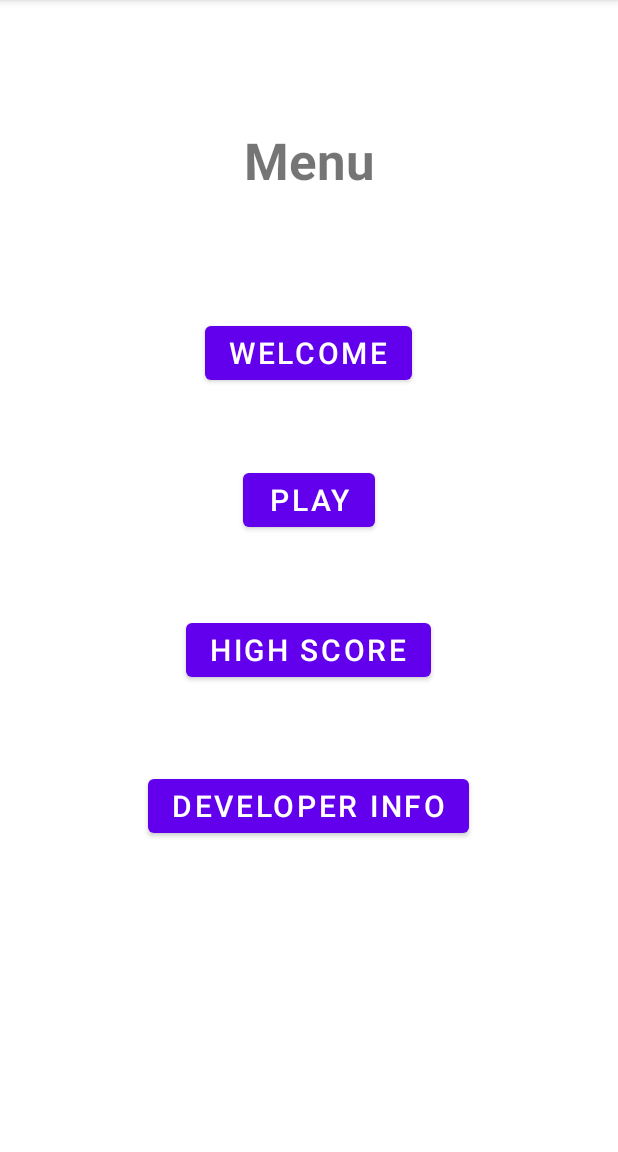
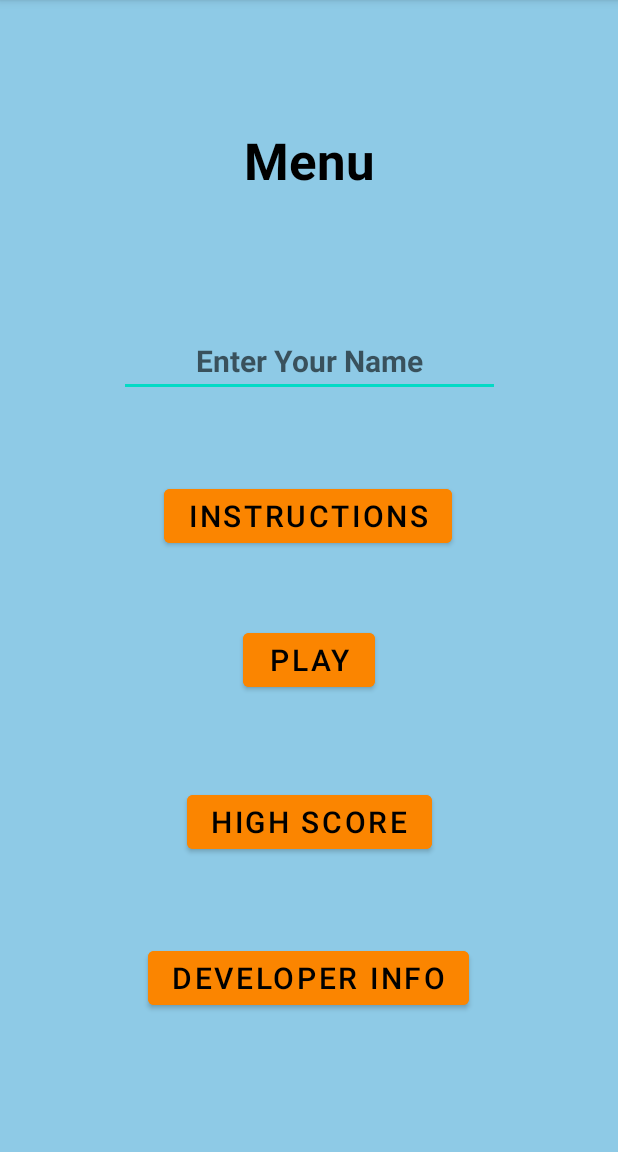
Before and after one commit to joaoedberaldo/sequence-memory-game, an Android app: the screen it shows after launch (MainActivity), on a phone screen of 412 x 824 dp, the part 84-1236 px from its top. Run offline under Robolectric (Android 15) with nearby library versions, the phone set to English and light mode, and no system bars.

Commit message:
add dev info page

```diff
--- a/mobile-app/app/src/main/AndroidManifest.xml
+++ b/mobile-app/app/src/main/AndroidManifest.xml
@@ -21,5 +21,7 @@
             <category android:name="android.intent.category.LAUNCHER" />
         </intent-filter>
     </activity>
+    <activity android:name=".DevActivity" android:exported="true"/>
+    <activity android:name=".InstructionsActivity" android:exported="true"/>
     </application>
 </manifest>
--- a/mobile-app/app/src/main/java/com/example/sequencememorygame/MainActivity.kt
+++ b/mobile-app/app/src/main/java/com/example/sequencememorygame/MainActivity.kt
@@ -1,6 +1,9 @@
 package com.example.sequencememorygame
 
+import android.content.Intent
 import android.os.Bundle
+import android.widget.Button
+import android.widget.EditText
 import androidx.activity.enableEdgeToEdge
 import androidx.appcompat.app.AppCompatActivity
 import androidx.core.view.ViewCompat
@@ -10,5 +13,23 @@ class MainActivity : AppCompatActivity() {
     override fun onCreate(savedInstanceState: Bundle?) {
         super.onCreate(savedInstanceState)
         setContentView(R.layout.activity_main)
+
+        val nameInput = findViewById<EditText>(R.id.edtUserName)
+
+//      Buttons below
+        val instructionsButton = findViewById<Button>(R.id.btnInstructions)
+        val playButton = findViewById<Button>(R.id.btnPlay)
+        val rankingButton = findViewById<Button>(R.id.btnHighScore)
+        val devButton = findViewById<Button>(R.id.btnDev)
+
+        instructionsButton.setOnClickListener {
+            val intent = Intent(this, InstructionsActivity::class.java)
+            startActivity(intent)
+        }
+        devButton.setOnClickListener {
+            val intent = Intent(this, DevActivity::class.java)
+            startActivity(intent)
+        }
+
     }
 }
--- a/mobile-app/app/src/main/res/layout/activity_main.xml
+++ b/mobile-app/app/src/main/res/layout/activity_main.xml
@@ -5,6 +5,7 @@
     android:id="@+id/main"
     android:layout_width="match_parent"
     android:layout_height="match_parent"
+    android:background="@drawable/wallpaper"
     tools:context=".MainActivity">
 
     <TextView
@@ -16,6 +17,7 @@
         android:layout_marginEnd="139dp"
         android:text="Menu"
         android:textAlignment="center"
+        android:textColor="@color/black"
         android:textSize="34sp"
         android:textStyle="bold"
         app:layout_constraintEnd_toEndOf="parent"
@@ -24,43 +26,51 @@
         app:layout_constraintTop_toTopOf="parent" />
 
     <Button
-        android:id="@+id/btnWelcome"
+        android:id="@+id/btnInstructions"
         android:layout_width="wrap_content"
         android:layout_height="wrap_content"
         android:layout_marginStart="152dp"
-        android:layout_marginTop="72dp"
+        android:layout_marginTop="55dp"
         android:layout_marginEnd="153dp"
-        android:text="Welcome"
+        android:backgroundTint="#FB8500"
+        android:text="Instructions"
+        android:textColor="@color/black"
         android:textSize="20sp"
         app:layout_constraintEnd_toEndOf="parent"
         app:layout_constraintStart_toStartOf="parent"
-        app:layout_constraintTop_toBottomOf="@+id/textView" />
+        app:layout_constraintTop_toBottomOf="@+id/edtUserName" />
+
+    <Button
+        android:id="@+id/btnHighScore"
+        android:layout_width="wrap_content"
+        android:layout_height="wrap_content"
+        android:layout_marginStart="143dp"
+        android:layout_marginTop="60dp"
+        android:layout_marginEnd="144dp"
+        android:backgroundTint="#FB8500"
+        android:text="HIGH SCORE"
+        android:textColor="@color/black"
+        android:textSize="20sp"
+        app:layout_constraintEnd_toEndOf="parent"
+        app:layout_constraintHorizontal_bias="0.487"
+        app:layout_constraintStart_toStartOf="parent"
+        app:layout_constraintTop_toBottomOf="@+id/btnPlay" />
 
     <Button
         android:id="@+id/btnPlay"
         android:layout_width="wrap_content"
         android:layout_height="wrap_content"
         android:layout_marginStart="161dp"
-        android:layout_marginTop="50dp"
+        android:layout_marginTop="48dp"
         android:layout_marginEnd="162dp"
+        android:backgroundTint="#FB8500"
         android:text="PLAY"
+        android:textColor="@color/black"
         android:textSize="20sp"
         app:layout_constraintEnd_toEndOf="parent"
+        app:layout_constraintHorizontal_bias="1.0"
         app:layout_constraintStart_toStartOf="parent"
-        app:layout_constraintTop_toBottomOf="@+id/btnWelcome" />
-
-    <Button
-        android:id="@+id/btnHighScore"
-        android:layout_width="wrap_content"
-        android:layout_height="wrap_content"
-        android:layout_marginStart="143dp"
-        android:layout_marginTop="52dp"
-        android:layout_marginEnd="144dp"
-        android:text="HIGH SCORE"
-        android:textSize="20sp"
-        app:layout_constraintEnd_toEndOf="parent"
-        app:layout_constraintStart_toStartOf="parent"
-        app:layout_constraintTop_toBottomOf="@+id/btnPlay" />
+        app:layout_constraintTop_toBottomOf="@+id/btnInstructions" />
 
     <Button
         android:id="@+id/btnDev"
@@ -69,9 +79,29 @@
         android:layout_marginStart="125dp"
         android:layout_marginTop="56dp"
         android:layout_marginEnd="126dp"
+        android:backgroundTint="#FB8500"
         android:text="Developer Info"
+        android:textColor="@color/black"
         android:textSize="20sp"
         app:layout_constraintEnd_toEndOf="parent"
         app:layout_constraintStart_toStartOf="parent"
         app:layout_constraintTop_toBottomOf="@+id/btnHighScore" />
+
+    <EditText
+        android:id="@+id/edtUserName"
+        android:layout_width="254dp"
+        android:layout_height="45dp"
+        android:layout_marginStart="93dp"
+        android:layout_marginTop="80dp"
+        android:layout_marginEnd="93dp"
+        android:hint="Enter Your Name"
+        android:textAlignment="center"
+        android:textAllCaps="false"
+        android:textColor="@color/black"
+        android:textSize="20sp"
+        android:textStyle="bold"
+        app:layout_constraintEnd_toEndOf="parent"
+        app:layout_constraintStart_toStartOf="parent"
+        app:layout_constraintTop_toBottomOf="@+id/textView" />
+
 </androidx.constraintlayout.widget.ConstraintLayout>
```
Also changed, not shown: mobile-app/app/src/main/java/com/example/sequencememorygame/DevActivity.kt (added, +21 -0 lines), mobile-app/app/src/main/java/com/example/sequencememorygame/InstructionsActivity.kt (added, +21 -0 lines), mobile-app/app/src/main/res/layout/activity_dev.xml (added, +132 -0 lines), mobile-app/app/src/main/res/layout/activity_instructions.xml (added, +44 -0 lines), mobile-app/app/src/main/res/drawable/github.png (added), mobile-app/app/src/main/res/drawable/linkedin.png (added), mobile-app/app/src/main/res/drawable/profile.png (added), mobile-app/app/src/main/res/drawable/wallpaper.jpg (added).
